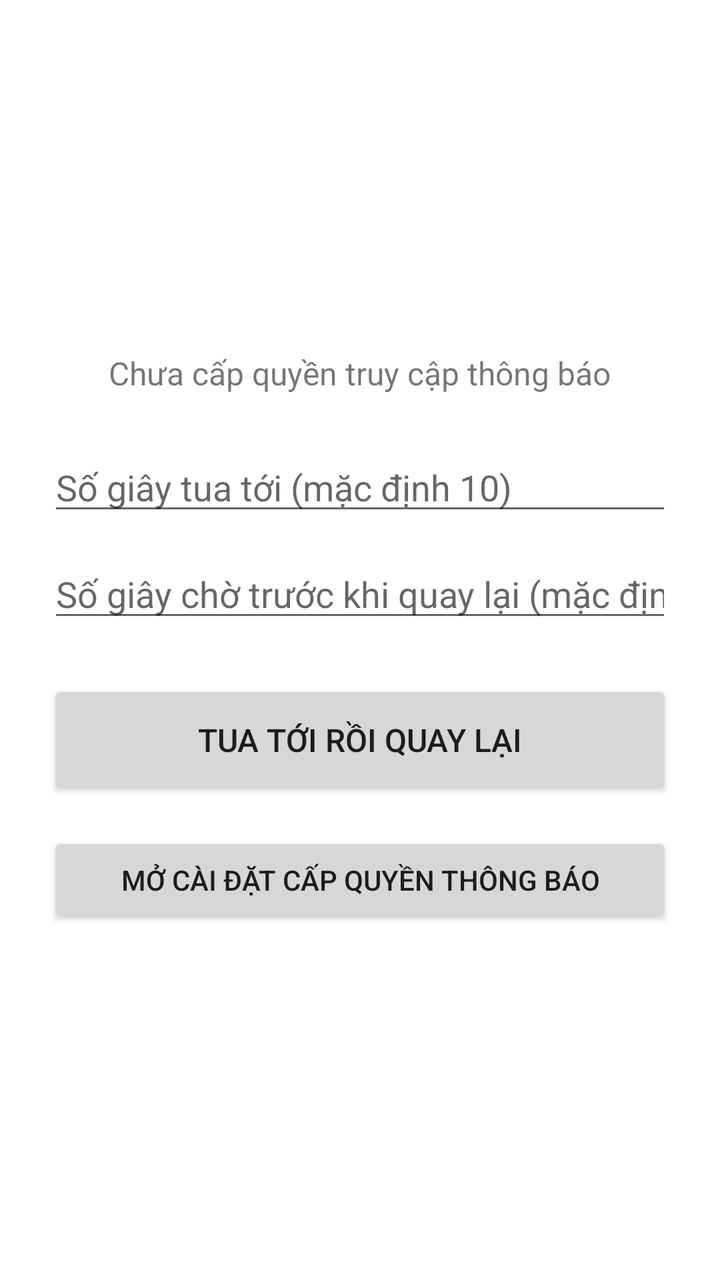
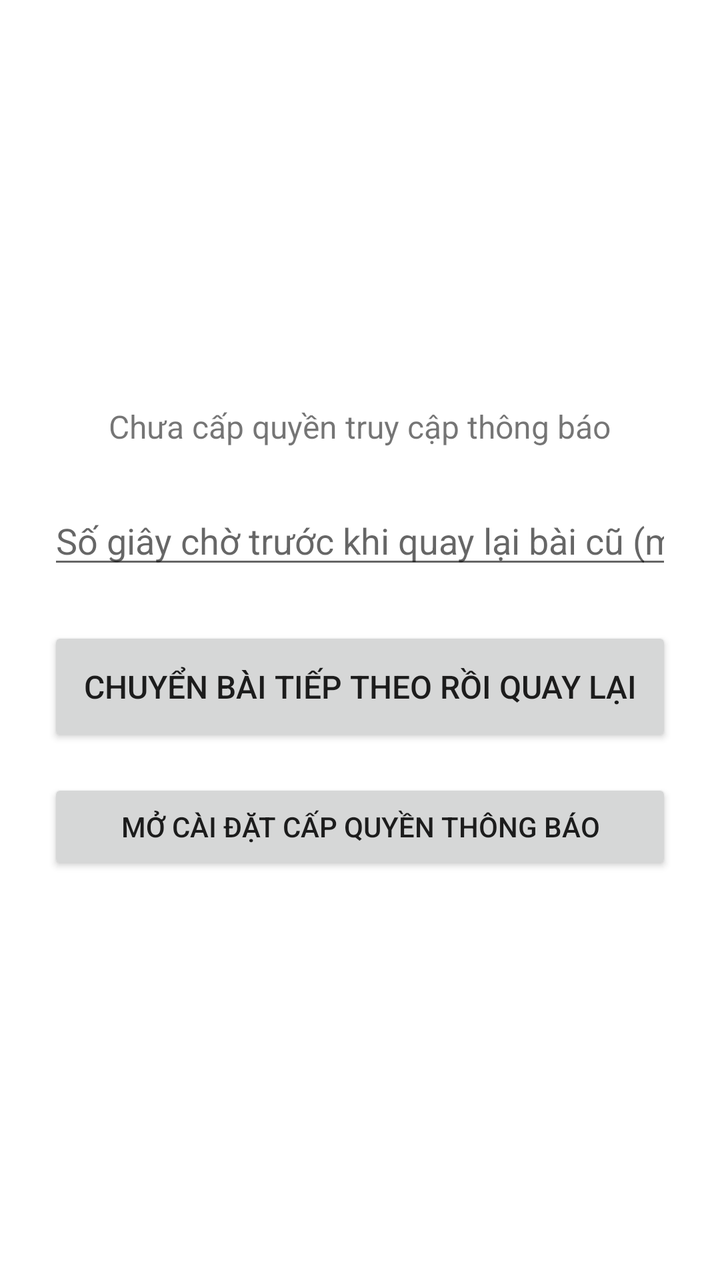

Two renders of the same Android screen: before a commit and after it. Below are the layout's source before the change and the commit's diff.
<!-- AndroidManifest.xml: application theme Theme.SeekBack -->
<!-- res/layout/activity_main.xml -->
<?xml version="1.0" encoding="utf-8"?>
<LinearLayout xmlns:android="http://schemas.android.com/apk/res/android"
    android:layout_width="match_parent"
    android:layout_height="match_parent"
    android:orientation="vertical"
    android:gravity="center"
    android:padding="24dp">

    <TextView
        android:id="@+id/tvStatus"
        android:layout_width="wrap_content"
        android:layout_height="wrap_content"
        android:text="Chưa cấp quyền truy cập thông báo"
        android:textSize="16sp"
        android:gravity="center"
        android:layout_marginBottom="24dp" />

    <EditText
        android:id="@+id/etForwardSeconds"
        android:layout_width="match_parent"
        android:layout_height="wrap_content"
        android:hint="Số giây tua tới (mặc định 10)"
        android:inputType="number"
        android:layout_marginBottom="12dp" />

    <EditText
        android:id="@+id/etWaitSeconds"
        android:layout_width="match_parent"
        android:layout_height="wrap_content"
        android:hint="Số giây chờ trước khi quay lại (mặc định 5)"
        android:inputType="number"
        android:layout_marginBottom="24dp" />

    <Button
        android:id="@+id/btnSeek"
        android:layout_width="match_parent"
        android:layout_height="60dp"
        android:text="TUA TỚI RỒI QUAY LẠI"
        android:textSize="16sp" />

    <Button
        android:id="@+id/btnGrantPermission"
        android:layout_width="match_parent"
        android:layout_height="wrap_content"
        android:layout_marginTop="16dp"
        android:text="Mở cài đặt cấp quyền thông báo" />

</LinearLayout>
<!-- resources referenced by this layout -->
<resources>
  <style name="Theme.SeekBack" parent="Theme.MaterialComponents.DayNight.NoActionBar">
          <item name="colorPrimary">@color/purple_500</item>
          <item name="colorPrimaryDark">@color/purple_700</item>
          <item name="colorAccent">@color/teal_200</item>
      </style>
  <color name="purple_500">#6200EE</color>
  <color name="purple_700">#3700B3</color>
  <color name="teal_200">#03DAC5</color>
</resources>

<!-- the commit's change to res/layout/activity_main.xml (unified diff, before → after) -->
@@ -16,18 +16,10 @@
         android:layout_marginBottom="24dp" />
 
     <EditText
-        android:id="@+id/etForwardSeconds"
-        android:layout_width="match_parent"
-        android:layout_height="wrap_content"
-        android:hint="Số giây tua tới (mặc định 10)"
-        android:inputType="number"
-        android:layout_marginBottom="12dp" />
-
-    <EditText
         android:id="@+id/etWaitSeconds"
         android:layout_width="match_parent"
         android:layout_height="wrap_content"
-        android:hint="Số giây chờ trước khi quay lại (mặc định 5)"
+        android:hint="Số giây chờ trước khi quay lại bài cũ (mặc định 5)"
         android:inputType="number"
         android:layout_marginBottom="24dp" />
 
@@ -35,7 +27,7 @@
         android:id="@+id/btnSeek"
         android:layout_width="match_parent"
         android:layout_height="60dp"
-        android:text="TUA TỚI RỒI QUAY LẠI"
+        android:text="CHUYỂN BÀI TIẾP THEO RỒI QUAY LẠI"
         android:textSize="16sp" />
 
     <Button
